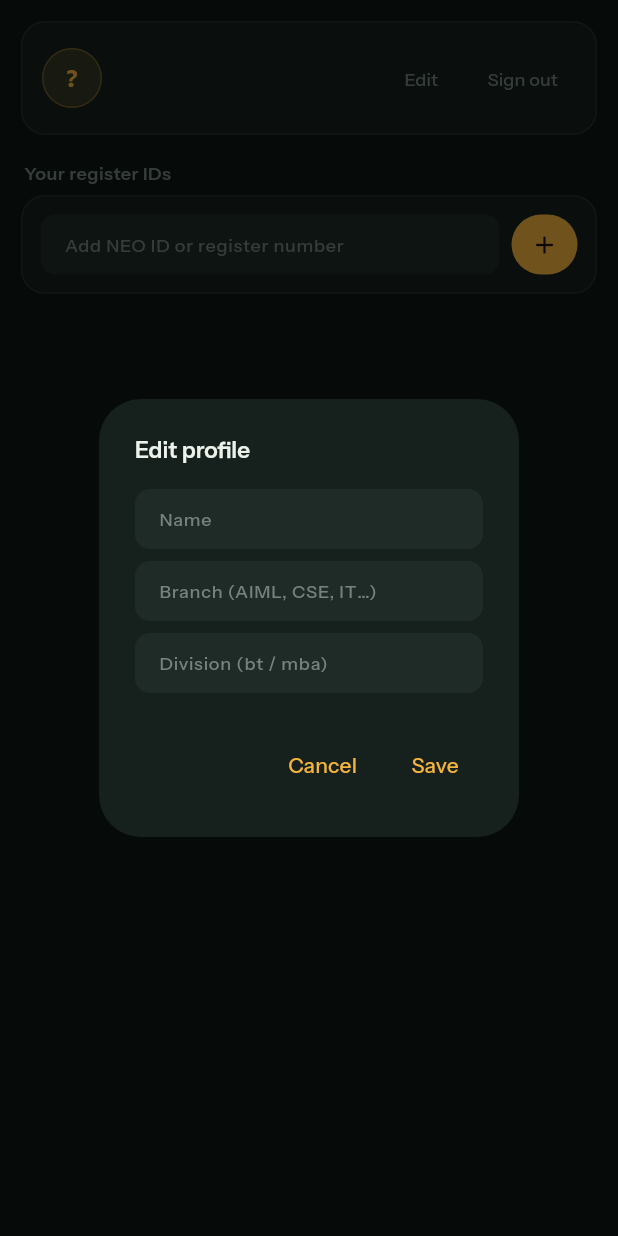
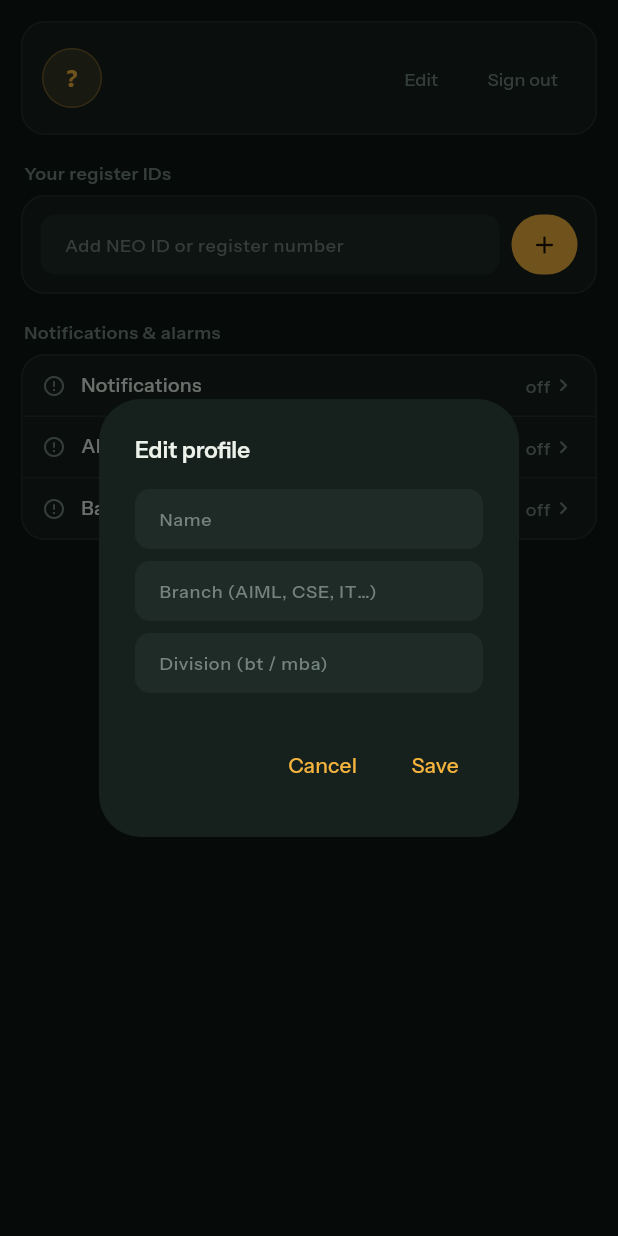
Before and after one commit to JkPadarthi/recruit, a Flutter app: the ProfileTab widget shown alone on an empty page, opened directly with empty values, after a tap on "Edit", on a phone screen of 412 x 824 dp. Run offline on Flutter 3.47's test engine with Material 3 defaults, Android fonts, the phone set to English and light mode, and no system bars; our stand-ins replace firebase_core, firebase_messaging, flutter_local_notifications, material_ui, shared_preferences, timezone; accounts and stored records are empty; network calls fail; project files that could hold a hidden picture were left out.

Commit message:
feat(mobile): first-run permission storyboard
Three permissions are explained before they are requested, because a system dialog
with no context is how apps get denied:

  1. Notifications      -> nothing can be delivered without it
  2. Alarms & reminders -> the 2.30 pm problem; SCHEDULE_EXACT_ALARM is off by
                           default on Android 14 and is what makes the T-90
                           reminder land on the minute
  3. Battery exemption  -> optional; OEM managers (MIUI/Realme/OPPO/vivo) freeze
                           background apps and delay delivery by hours

The welcome page also states the negative: no camera, contacts, location or files.

Implementation:
- MainActivity gains a 'recruit/system' MethodChannel exposing notification state,
  exact-alarm state, battery-exemption state and the two Settings intents. One
  source of truth instead of reaching into plugin internals for half of it.
- lib/perms.dart wraps the channel plus the onboarded flag.
- lib/onboarding.dart is a 4-page storyboard with live status pills; permission
  answers arrive while the app is backgrounded, so state is re-read on resume.
- Profile gains a permanent 'Notifications & alarms' section (on/off + tap to fix)
  for anyone who revokes a permission later; the debug block stays debug-only.

flutter analyze: clean.

```diff
--- /dev/null
+++ b/mobile/lib/perms.dart
@@ -0,0 +1,66 @@
+import 'dart:io' show Platform;
+
+import 'package:flutter/services.dart';
+import 'package:shared_preferences/shared_preferences.dart';
+
+/// What the app is allowed to do, as reported by Android itself.
+///
+/// One bridge, one source of truth: notifications, exact alarms and the OEM
+/// battery whitelist are all answered by `MainActivity`, rather than half of it
+/// coming out of a plugin's internals.
+class Perms {
+  Perms._();
+  static const _ch = MethodChannel('recruit/system');
+  static const _onboardedKey = 'onboarded_v1';
+
+  static Future<bool> notificationsEnabled() async {
+    if (!Platform.isAndroid) return true;
+    return await _ch.invokeMethod<bool>('isNotificationsEnabled') ?? false;
+  }
+
+  /// Opens the system prompt; the answer arrives on resume, so re-read status.
+  static Future<void> requestNotifications() async {
+    if (!Platform.isAndroid) return;
+    await _ch.invokeMethod('requestNotifications');
+  }
+
+  static Future<bool> exactAlarmsAllowed() async {
+    if (!Platform.isAndroid) return true;
+    return await _ch.invokeMethod<bool>('isExactAlarmAllowed') ?? false;
+  }
+
+  static Future<bool> openExactAlarmSettings() async {
+    if (!Platform.isAndroid) return true;
+    return await _ch.invokeMethod<bool>('openExactAlarmSettings') ?? false;
+  }
+
+  static Future<bool> batteryExempt() async {
+    if (!Platform.isAndroid) return true;
+    return await _ch.invokeMethod<bool>('isBatteryExempt') ?? false;
+  }
+
+  static Future<bool> requestBatteryExemption() async {
+    if (!Platform.isAndroid) return true;
+    return await _ch.invokeMethod<bool>('requestBatteryExemption') ?? false;
+  }
+
+  static Future<bool> isOnboarded() async {
+    final sp = await SharedPreferences.getInstance();
+    return sp.getBool(_onboardedKey) ?? false;
+  }
+
+  static Future<void> markOnboarded() async {
+    final sp = await SharedPreferences.getInstance();
+    await sp.setBool(_onboardedKey, true);
+  }
+
+  /// Used by Profile, so a user who revokes something can see it and fix it.
+  static Future<({bool notifications, bool exact, bool battery})> snapshot() async {
+    final results = await Future.wait([
+      notificationsEnabled(),
+      exactAlarmsAllowed(),
+      batteryExempt(),
+    ]);
+    return (notifications: results[0], exact: results[1], battery: results[2]);
+  }
+}
--- a/mobile/lib/screens/profile.dart
+++ b/mobile/lib/screens/profile.dart
@@ -3,6 +3,7 @@ import 'package:material_ui/material_ui.dart';
 
 import '../api.dart';
 import '../notify.dart';
+import '../perms.dart';
 import '../theme.dart';
 
 class ProfileTab extends StatefulWidget {
@@ -26,6 +27,18 @@ class _ProfileTabState extends State<ProfileTab> {
   late Map<String, dynamic> _me = Map<String, dynamic>.from(widget.me);
   bool _busy = false;
   String? _note;
+  ({bool notifications, bool exact, bool battery})? _perms;
+
+  @override
+  void initState() {
+    super.initState();
+    _loadPerms();
+  }
+
+  Future<void> _loadPerms() async {
+    final p = await Perms.snapshot();
+    if (mounted) setState(() => _perms = p);
+  }
 
   @override
   void dispose() {
@@ -221,6 +234,23 @@ class _ProfileTabState extends State<ProfileTab> {
                     child: Text(_note!, style: R.small),
                   ),
                 ],
+                const SizedBox(height: 18),
+                _section('Notifications & alarms'),
+                Container(
+                  decoration: R.card(),
+                  child: Column(
+                    children: [
+                      _permRow('Notifications', _perms?.notifications,
+                          Perms.requestNotifications),
+                      const Divider(),
+                      _permRow('Alarms & reminders', _perms?.exact,
+                          Perms.openExactAlarmSettings),
+                      const Divider(),
+                      _permRow('Battery unrestricted', _perms?.battery,
+                          Perms.requestBatteryExemption),
+                    ],
+                  ),
+                ),
                 // Everything below is a developer affordance: harmless in a debug
                 // build, noise in a release one. kDebugMode strips it from release.
                 if (kDebugMode) ...[
@@ -251,6 +281,30 @@ class _ProfileTabState extends State<ProfileTab> {
       ],
     );
   }
+
+  /// One permission, its live state, and a tap to go and fix it.
+  Widget _permRow(String label, bool? ok, Future<void> Function() fix) => InkWell(
+        onTap: () async {
+          await fix();
+          await _loadPerms();
+        },
+        child: Padding(
+          padding: const EdgeInsets.fromLTRB(13, 11, 13, 11),
+          child: Row(
+            children: [
+              Icon(
+                ok == true ? Icons.check_circle_rounded : Icons.error_outline_rounded,
+                size: 16,
+                color: ok == true ? R.saffron : R.ink3,
+              ),
+              const SizedBox(width: 10),
+              Expanded(child: Text(label, style: R.small.copyWith(color: R.ink))),
+              Text(ok == true ? 'on' : 'off', style: R.meta),
+              const Icon(Icons.chevron_right_rounded, size: 17, color: R.ink3),
+            ],
+          ),
+        ),
+      );
 
   Widget _section(String text) => Padding(
         padding: const EdgeInsets.only(bottom: 8, left: 2),
```
Also changed, not shown: mobile/lib/main.dart (+15 -3 lines), mobile/lib/onboarding.dart (added, +328 -0 lines), 2 other files.
